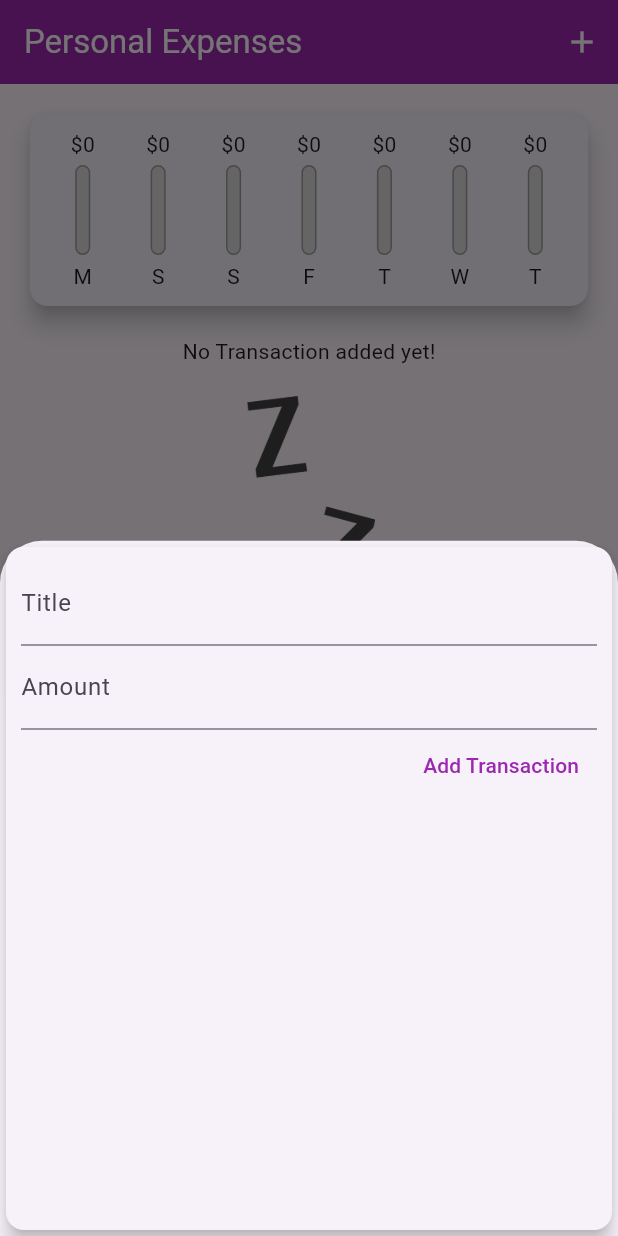
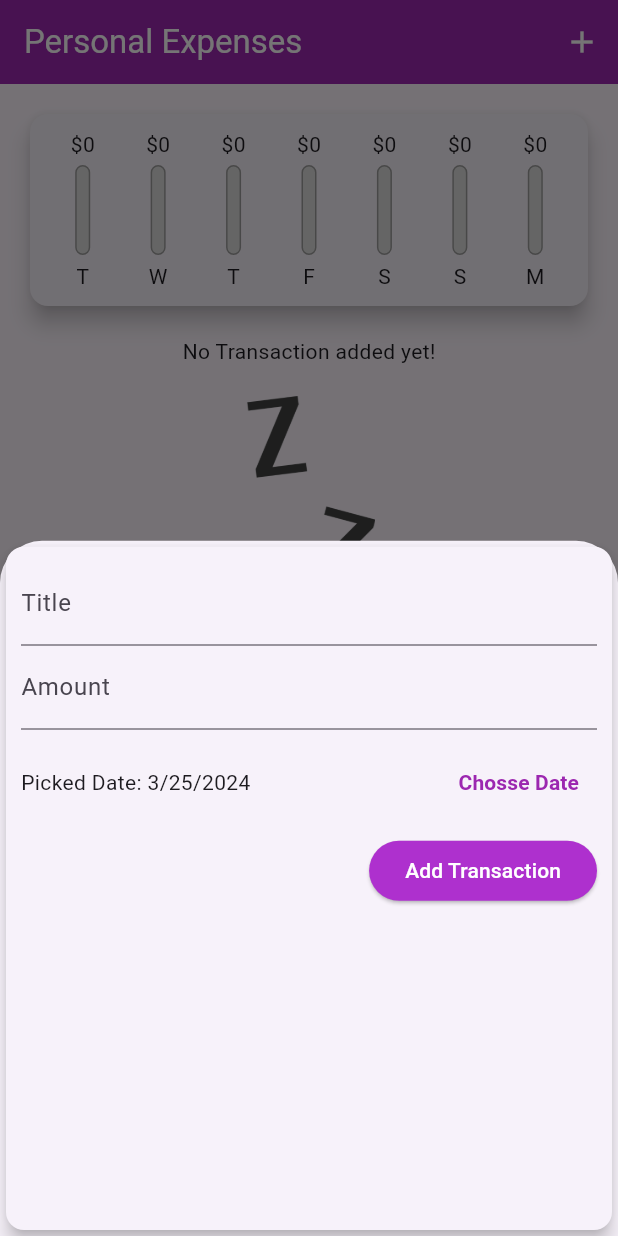
Before and after one commit to Nelofarzabi/Personal_Expenses_App, a Flutter app: the screen it shows after launch, after a tap on the "add" icon, on a phone screen of 412 x 824 dp. Run offline on Flutter 3.47's test engine with Material 3 defaults, Android fonts, the phone set to English and light mode, and no system bars.

Commit message:
Add data picker

```diff
--- a/lib/widgets/chart.dart
+++ b/lib/widgets/chart.dart
@@ -28,7 +28,7 @@ class Chart extends StatelessWidget {
         'day': DateFormat.E().format(weekDay).substring(0, 1),
         'amount': totalSum,
       };
-    });
+    }).reversed.toList();
   }
 
   double get totalSpending {
--- a/lib/widgets/new_transaction.dart
+++ b/lib/widgets/new_transaction.dart
@@ -1,8 +1,9 @@
 import 'package:flutter/material.dart';
+import 'package:intl/intl.dart';
 
 class NewTransaction extends StatefulWidget {
   final Function txAdd;
-   NewTransaction (this.txAdd , {super.key});
+  NewTransaction(this.txAdd, {super.key});
 
   @override
   State<NewTransaction> createState() => _NewTransactionState();
@@ -10,18 +11,38 @@ class NewTransaction extends StatefulWidget {
 
 class _NewTransactionState extends State<NewTransaction> {
   final titleController = TextEditingController();
+  final amountController = TextEditingController();
+  late DateTime _selectedDate = DateTime.now();
 
-   final amountController = TextEditingController();
-
-   void submitData(){
+  void _submitData() {
+    if (amountController.text.isEmpty) {
+      return;
+    }
     final enteredTitle = titleController.text;
     final enteredAmont = double.parse(amountController.text);
 
-    if (enteredTitle.isEmpty || enteredAmont <= 0 ){
+    if (enteredTitle.isEmpty || enteredAmont <= 0 || _selectedDate == null) {
       return;
     }
-      widget.txAdd(enteredTitle , enteredAmont);
+    widget.txAdd(enteredTitle, enteredAmont, _selectedDate);
     Navigator.of(context).pop();
+  }
+
+  void _presentDatePicker() {
+    showDatePicker(
+      context: context,
+      initialDate: DateTime.now(),
+      firstDate: DateTime(2019),
+      lastDate: DateTime.now(),
+    ).then((pickedDate) {
+      if (pickedDate == null) {
+        return;
+      }
+      setState(() {
+        _selectedDate = pickedDate;
+      });
+    });
+    print('...');
   }
 
   @override
@@ -33,9 +54,45 @@ class _NewTransactionState extends State<NewTransaction> {
         child: Column(
           crossAxisAlignment: CrossAxisAlignment.end,
           children: [
-                  TextField(decoration: const InputDecoration(labelText: 'Title'), controller: titleController,onSubmitted: (_) => submitData(),),
-                  TextField(decoration: const InputDecoration(labelText: 'Amount'),controller: amountController, keyboardType: TextInputType.number, onSubmitted: (_) => submitData(),),
-                  TextButton(onPressed: submitData, child: Text('Add Transaction' , style: TextStyle(color:Colors.purple),),)
+            TextField(
+              decoration: const InputDecoration(labelText: 'Title'),
+              controller: titleController,
+              onSubmitted: (_) => _submitData(),
+            ),
+            TextField(
+              decoration: const InputDecoration(labelText: 'Amount'),
+              controller: amountController,
+              keyboardType: TextInputType.number,
+              onSubmitted: (_) => _submitData(),
+            ),
+            Container(
+              height: 70,
+              child: Row(
+                children: [
+                  Expanded(
+                    child: Text(_selectedDate == null
+                        ? 'No Data Chosen'
+                        : 'Picked Date: ${DateFormat.yMd().format(_selectedDate)}'),
+                  ),
+                  TextButton(
+                      onPressed: _presentDatePicker,
+                      child: Text(
+                        'Chosse Date',
+                        style: TextStyle(
+                            fontWeight: FontWeight.bold, color: Colors.purple),
+                      ))
+                ],
+              ),
+            ),
+            ElevatedButton(
+              onPressed: _submitData,
+              style: ElevatedButton.styleFrom(
+                  primary: Color.fromARGB(255, 174, 48, 206)),
+              child: Text(
+                'Add Transaction',
+                style: TextStyle(color: Colors.white),
+              ),
+            )
           ],
         ),
       ),
--- a/lib/widgets/transaction_list.dart
+++ b/lib/widgets/transaction_list.dart
@@ -3,47 +3,61 @@ import 'package:flutter/material.dart';
 import 'package:intl/intl.dart';
 
 class TransactionList extends StatelessWidget {
-  TransactionList(this.transaction , {super.key});
+  TransactionList(this.transaction, this.deleteTx);
 
   final List<Transaction> transaction;
-
-
-
+  final Function deleteTx;
 
   @override
   Widget build(BuildContext context) {
     return Container(
-      height: 300,
-      child: transaction.isEmpty ?  Column(
+      height: 450,
+      child: transaction.isEmpty
+          ? Column(
               children: [
                 const Text('No Transaction added yet!'),
-         SizedBox(height: 20,),
-          Container(height: 200,
-            child: Image.asset('assets/images/waiting.png' , fit: BoxFit.cover,))
+                SizedBox(
+                  height: 20,
+                ),
+                Container(
+                    height: 200,
+                    child: Image.asset(
+                      'assets/images/waiting.png',
+                      fit: BoxFit.cover,
+                    ))
               ],
-      )  : ListView.builder(
-        itemBuilder: (context , index){
+            )
+          : ListView.builder(
+              itemBuilder: (context, index) {
                 return Card(
                   elevation: 5,
-                margin: EdgeInsets.symmetric(vertical: 8 ,horizontal: 5),
+                  margin: EdgeInsets.symmetric(vertical: 8, horizontal: 5),
                   child: ListTile(
-
                     leading: CircleAvatar(
                       backgroundColor: Colors.purple,
-                    radius: 30 ,
+                      radius: 30,
                       child: Padding(
                         padding: const EdgeInsets.all(7),
-                    child: FittedBox(child: Text('\$${transaction[index].amount}' , style: TextStyle(color:Colors.white),  )),
+                        child: FittedBox(
+                            child: Text(
+                          '\$${transaction[index].amount}',
+                          style: TextStyle(color: Colors.white),
+                        )),
                       ),
                     ),
                     title: Text(transaction[index].title),
-                  subtitle: Text(DateFormat.yMMMd().format(transaction[index].date)),
-
+                    subtitle: Text(
+                        DateFormat.yMMMd().format(transaction[index].date)),
+                    trailing: IconButton(
+                        onPressed: () => deleteTx(transaction[index].id),
+                        icon: Icon(
+                          Icons.delete,
+                          color: Colors.red,
+                        )),
                   ),
                 );
-
               },
-        itemCount:transaction.length ,
+              itemCount: transaction.length,
             ),
     );
   }
```
Also changed, not shown: lib/main.dart (+47 -20 lines). Lines whose indentation alone changed are shown as unchanged.
